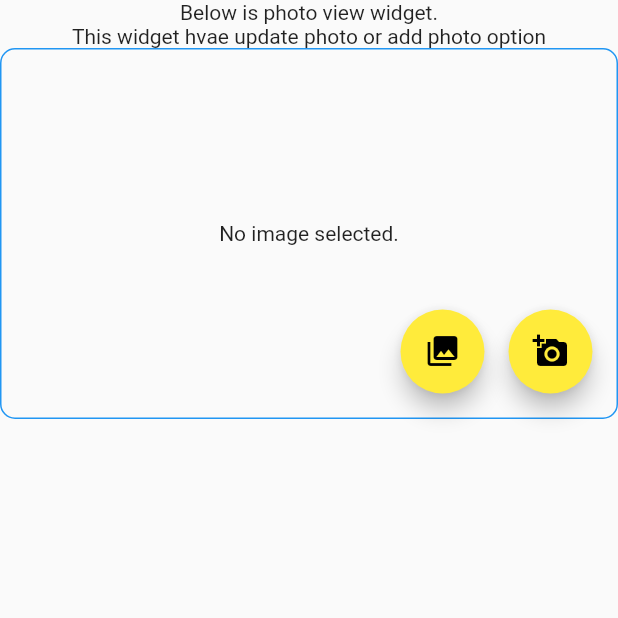
After one commit to Hack20-Blue-Earth/trashtag, a Flutter app: the screen it shows after launch, after a tap on "Image View new picker", on a phone screen of 412 x 824 dp, the top half of it. The commit adds this screen. Run offline on Flutter 3.47's test engine with Material 2 defaults, Android fonts, the phone set to English and light mode, and no system bars; our stand-ins replace image_picker; missing offline and left inert: flutter_fimber.

Commit message:
Photo view with local/network file and WastePin association. Test Screen for photo picker

```diff
--- a/lib/debug-main.dart
+++ b/lib/debug-main.dart
@@ -1,14 +1,9 @@
 import 'package:flutter/material.dart';
 import 'package:flutter_fimber/flutter_fimber.dart';
-import 'package:trashtag/camera/camera_screen.dart';
+import 'package:trashtag/photo/camera_screen.dart';
 import 'package:trashtag/data/wastepin.dart';
+import 'package:trashtag/photo/photo_screen.dart';
 import 'package:trashtag/waste_pin_detail.dart';
-
-void main() {
-  Fimber.plantTree(FimberTree());
-  Fimber.i("Starting application");
-  runApp(DebugApp());
-}
 
 WastePinService wastePinService = WastePinService();
 
@@ -27,10 +22,11 @@ class DebugApp extends StatelessWidget {
 }
 
 class DebugScreenPicker extends StatelessWidget {
-  var
+
   @override
   Widget build(BuildContext context) {
-    return Column(
+    return SafeArea(
+          child: Column(
         children: [
           RaisedButton(
             child: Text("Photo preview Screen"),
@@ -48,7 +44,24 @@ class DebugScreenPicker extends StatelessWidget {
               ),
             ),
           ),
+          RaisedButton(
+            child: Text("Image View new picker"),
+            onPressed: () => Navigator.of(context).push(
+              MaterialPageRoute(
+                builder: (c) => WastePhotoScreenTest(),
+              ),
+            ),
+          ),
+          RaisedButton(
+            child: Text("Image View update"),
+            onPressed: () => Navigator.of(context).push(
+              MaterialPageRoute(
+                builder: (c) => WastePhotoScreenTest(),
+              ),
+            ),
+          ),
         ],
+      ),
     );
   }
 }
--- a/lib/main.dart
+++ b/lib/main.dart
@@ -1,10 +1,12 @@
 import 'package:flutter/material.dart';
 import 'package:flutter_fimber/flutter_fimber.dart';
+
+import 'debug-main.dart';
 
 void main() {
   Fimber.plantTree(FimberTree());
   Fimber.i("Starting application");
-  runApp(MyApp());
+  runApp(DebugApp());
 }
 
 class MyApp extends StatelessWidget {
--- a/lib/camera/camera_screen.dart
+++ b/lib/photo/camera_screen.dart
@@ -1,7 +1,14 @@
 import 'package:flutter/cupertino.dart';
 import 'package:flutter/material.dart';
 
-class CameraScreen extends StatelessWidget {
+// Camera screen to take a photo and assing location bearing sensor data for the Wastepin
+class CameraScreen extends StatefulWidget {
+  @override
+  _CameraScreenState createState() => _CameraScreenState();
+}
+
+class _CameraScreenState extends State<CameraScreen> {
+
   @override
   Widget build(BuildContext context) {
     return SafeArea(
--- /dev/null
+++ b/lib/photo/photo_screen.dart
@@ -0,0 +1,164 @@
+import 'dart:io';
+
+import 'package:flutter/cupertino.dart';
+import 'package:flutter/material.dart';
+import 'package:flutter_fimber/flutter_fimber.dart';
+import 'package:image_picker/image_picker.dart';
+import 'package:trashtag/data/wastepin.dart';
+
+import '../debug-main.dart';
+
+class WastePhotoScreenTest extends StatelessWidget {
+  @override
+  Widget build(BuildContext context) {
+    return Material(
+      child: SafeArea(
+        child: Column(
+          children: [
+            Text("Below is photo view widget."),
+            Text("This widget hvae update photo or add photo option"),
+            AspectRatio(
+                aspectRatio: 1.666,
+                child: Container(
+                    decoration: BoxDecoration(
+                      border: Border.all(
+                        color: Colors.blue,
+                      ),
+                      borderRadius: BorderRadius.circular(10.0),
+                    ),
+                    child: WastePhotoPicker(
+                        wastePin: wastePinService.fetch().first))),
+          ],
+        ),
+      ),
+    );
+  }
+}
+
+// Screen to pick image from galerry and review photo (cropping pan zoom, optinally added later)
+class WastePhotoPicker extends StatefulWidget {
+  final WastePin wastePin;
+
+  const WastePhotoPicker({Key key, this.wastePin}) : super(key: key);
+
+  @override
+  _WastePhotoPickerState createState() => _WastePhotoPickerState();
+}
+
+class _WastePhotoPickerState extends State<WastePhotoPicker> {
+  File _image;
+  final picker = ImagePicker();
+
+  bool get isNetworkImage {
+    return (_image == null && widget.wastePin?.remoteUrl != null);
+  }
+
+  bool get isLocalImage {
+    return _image != null;
+  }
+
+  @override
+  initState() {
+    super.initState();
+
+    if (widget.wastePin?.localFilePath != null) {
+      _image = File(widget.wastePin.localFilePath);
+    } else if (widget.wastePin?.remoteUrl != null) {
+      // todo download option.
+      _image = null;
+    }
+
+    Fimber.i("File: $_image");
+  }
+
+  Future getFromCamera() async {
+    final pickedFile = await picker.getImage(source: ImageSource.camera);
+    if (pickedFile != null) {
+      setState(() {
+        _image = File(pickedFile.path);
+      });
+    }
+  }
+
+  Future getFromGallery() async {
+    final pickedFile = await picker.getImage(source: ImageSource.gallery);
+    if (pickedFile != null) {
+      setState(() {
+        _image = File(pickedFile.path);
+      });
+    }
+  }
+
+  Future downloadImage() async {
+    // todo download image locally and update WastePin
+  }
+  removeImage() {
+    setState(() {
+      _image = null;
+    });
+  }
+
+  @override
+  Widget build(BuildContext context) {
+    Fimber.i(
+        "File: $_image; isNetwork: $isNetworkImage; isLocal: $isLocalImage");
+    return Stack(
+      children: [
+        Positioned.fill(
+          child: Center(
+            child: isNetworkImage
+                ? Image.network(widget.wastePin.remoteUrl)
+                : (!isLocalImage)
+                    ? Text('No image selected.')
+                    : (Image.file(_image)),
+          ),
+        ),
+        isNetworkImage
+            ? Positioned(
+                top: 16,
+                right: 16,
+                child: FlatButton.icon(
+                  label: Text("Download locally"),
+                  onPressed: downloadImage,
+                  icon: Icon(Icons.file_download),
+                ),
+              )
+            : SizedBox(width: 0, height: 0),
+        Positioned(
+          bottom: 16,
+          right: 16,
+          child: Row(
+            mainAxisAlignment: MainAxisAlignment.end,
+            children: [
+              (!isLocalImage)
+                  ? SizedBox(
+                      width: 0,
+                      height: 0,
+                    )
+                  : FloatingActionButton(
+                      onPressed: removeImage,
+                      heroTag: "FAB-remove",
+                      tooltip: 'Clear image',
+                      child: Icon(Icons.delete_forever),
+                    ),
+              SizedBox(width: 16),
+              FloatingActionButton(
+                heroTag: "FAB-pick",
+                onPressed: getFromGallery,
+                tooltip: 'Pick Image',
+                child: Icon(Icons.photo_library),
+              ),
+              SizedBox(width: 16),
+              FloatingActionButton(
+                heroTag: "FAB-fcamera",
+                onPressed: getFromCamera,
+                tooltip: 'Snap Photo',
+                child: Icon(Icons.add_a_photo),
+              ),
+            ],
+          ),
+        ),
+      ],
+    );
+  }
+}
--- a/pubspec.yaml
+++ b/pubspec.yaml
@@ -25,6 +25,10 @@ dependencies:
     sdk: flutter
   flutter_fimber: ^0.4.2
   uuid:
+  image_picker: ^0.6.7
+  camera: ^0.5.8
+  sensors: ^0.4.2
+  flutter_compass: ^0.4.2
 
 
 
```
Also changed, not shown: pubspec.lock, 3 other files. Lines whose indentation alone changed are shown as unchanged.
